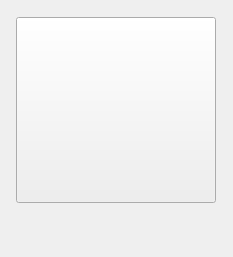
liuyufeng509/cloud-client, file vmwidget.ui: the form before one commit.
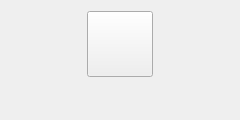
The form after the commit.

Patch:
```diff
--- a/vmwidget.ui
+++ b/vmwidget.ui
@@ -1,39 +1,94 @@
 <?xml version="1.0" encoding="UTF-8"?>
 <ui version="4.0">
  <class>VMWidget</class>
- <widget class="QWidget" name="VMWidget">
+ <widget class="QFrame" name="VMWidget">
   <property name="geometry">
    <rect>
     <x>0</x>
     <y>0</y>
-    <width>233</width>
-    <height>257</height>
+    <width>240</width>
+    <height>120</height>
    </rect>
   </property>
   <property name="minimumSize">
    <size>
-    <width>233</width>
-    <height>244</height>
+    <width>240</width>
+    <height>120</height>
    </size>
   </property>
   <property name="maximumSize">
    <size>
-    <width>233</width>
-    <height>16777215</height>
+    <width>240</width>
+    <height>120</height>
    </size>
   </property>
   <property name="windowTitle">
    <string>Form</string>
   </property>
+  <property name="styleSheet">
+   <string notr="true"/>
+  </property>
+  <layout class="QVBoxLayout" name="verticalLayout">
+   <item>
+    <layout class="QHBoxLayout" name="horizontalLayout">
+     <item>
+      <spacer name="horizontalSpacer">
+       <property name="orientation">
+        <enum>Qt::Horizontal</enum>
+       </property>
+       <property name="sizeHint" stdset="0">
+        <size>
+         <width>40</width>
+         <height>20</height>
+        </size>
+       </property>
+      </spacer>
+     </item>
+     <item>
+      <widget class="QPushButton" name="VMButton">
+       <property name="sizePolicy">
+        <sizepolicy hsizetype="Minimum" vsizetype="Preferred">
+         <horstretch>0</horstretch>
+         <verstretch>0</verstretch>
+        </sizepolicy>
+       </property>
+       <property name="minimumSize">
+        <size>
+         <width>66</width>
+         <height>66</height>
+        </size>
+       </property>
+       <property name="maximumSize">
+        <size>
+         <width>66</width>
+         <height>66</height>
+        </size>
+       </property>
+       <property name="styleSheet">
+        <string notr="true"/>
+       </property>
+       <property name="text">
+        <string/>
+       </property>
+      </widget>
+     </item>
+     <item>
+      <spacer name="horizontalSpacer_2">
+       <property name="orientation">
+        <enum>Qt::Horizontal</enum>
+       </property>
+       <property name="sizeHint" stdset="0">
+        <size>
+         <width>40</width>
+         <height>20</height>
+        </size>
+       </property>
+      </spacer>
+     </item>
+    </layout>
+   </item>
+   <item>
   <widget class="QLabel" name="label_vmName">
-   <property name="geometry">
-    <rect>
-     <x>0</x>
-     <y>227</y>
-     <width>16</width>
-     <height>30</height>
-    </rect>
-   </property>
    <property name="sizePolicy">
     <sizepolicy hsizetype="Preferred" vsizetype="Fixed">
      <horstretch>0</horstretch>
@@ -46,6 +101,9 @@
      <height>30</height>
     </size>
    </property>
+     <property name="styleSheet">
+      <string notr="true"/>
+     </property>
    <property name="text">
     <string/>
    </property>
@@ -56,40 +114,8 @@
     <set>Qt::AlignHCenter|Qt::AlignTop</set>
    </property>
   </widget>
-  <widget class="QPushButton" name="VMButton">
-   <property name="geometry">
-    <rect>
-     <x>16</x>
-     <y>17</y>
-     <width>200</width>
-     <height>186</height>
-    </rect>
-   </property>
-   <property name="sizePolicy">
-    <sizepolicy hsizetype="Minimum" vsizetype="Preferred">
-     <horstretch>0</horstretch>
-     <verstretch>0</verstretch>
-    </sizepolicy>
-   </property>
-   <property name="minimumSize">
-    <size>
-     <width>200</width>
-     <height>186</height>
-    </size>
-   </property>
-   <property name="maximumSize">
-    <size>
-     <width>200</width>
-     <height>186</height>
-    </size>
-   </property>
-   <property name="styleSheet">
-    <string notr="true"/>
-   </property>
-   <property name="text">
-    <string/>
-   </property>
-  </widget>
+   </item>
+  </layout>
  </widget>
  <resources/>
  <connections/>
```
Lines whose indentation alone changed are shown as unchanged.
